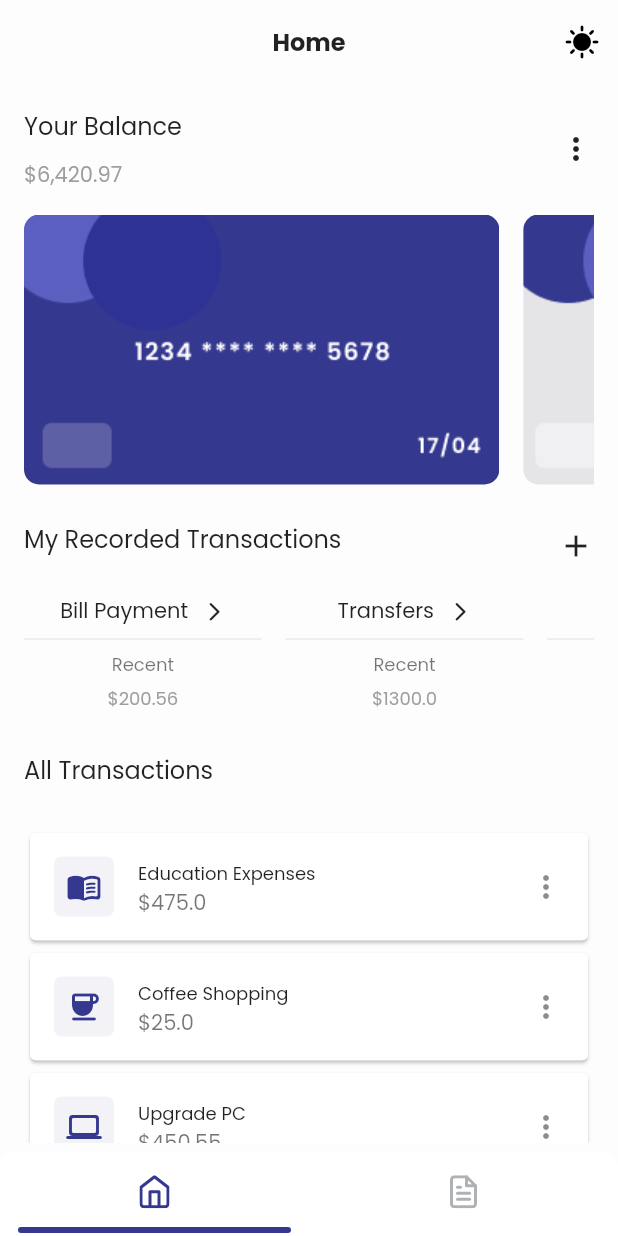
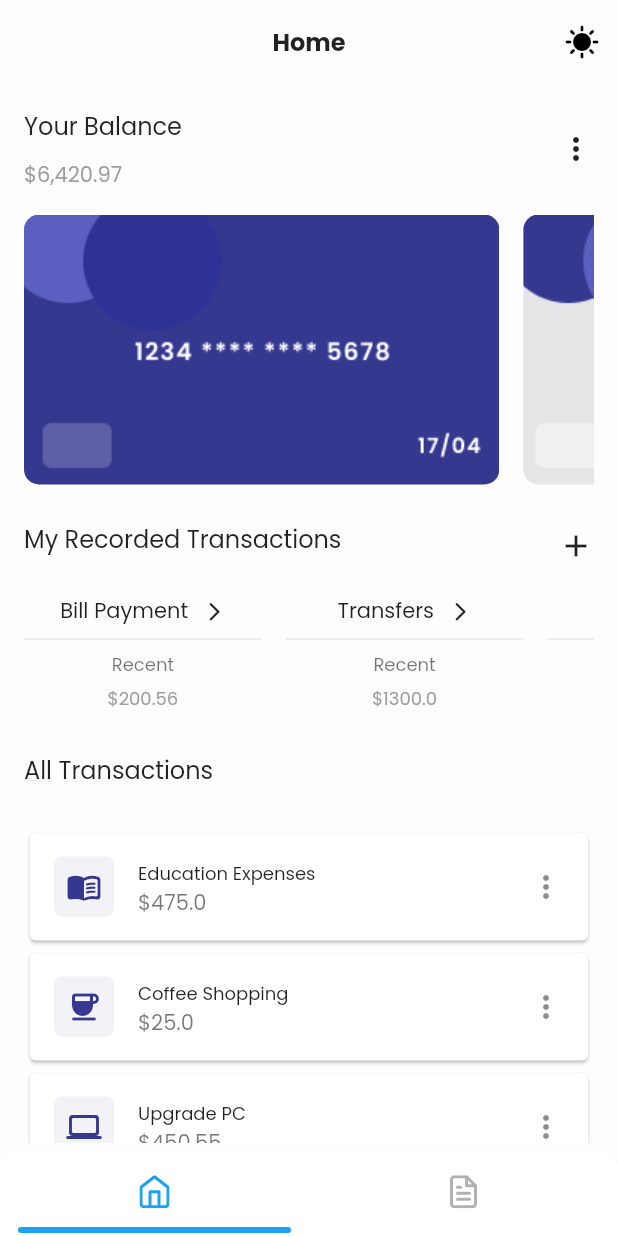
Before and after one commit to mkhoirulwafa18/expense-manager, a Flutter app: the screen it shows after launch, on a phone screen of 412 x 824 dp. Run offline on Flutter 3.47's test engine with Material 2 defaults, Android fonts, the phone set to English and light mode, and no system bars; drawn by our look-alikes of persistent_bottom_nav_bar; our stand-ins replace auto_route, flutter_riverpod, flutter_svg, shared_preferences; generated files the repository leaves out were written again.

Commit message:
change plain colors to use AppColors

```diff
--- a/lib/features/dashboard/presentation/screen/dashboard_page.dart
+++ b/lib/features/dashboard/presentation/screen/dashboard_page.dart
@@ -1,5 +1,6 @@
 import 'package:app_boilerplate/features/home/presentation/screen/home_page.dart';
 import 'package:app_boilerplate/features/statistic/presentation/screen/statistic_page.dart';
+import 'package:app_boilerplate/shared/theme/app_colors.dart';
 import 'package:auto_route/auto_route.dart';
 import 'package:flutter/material.dart';
 import 'package:flutter_svg/flutter_svg.dart';
@@ -31,20 +32,20 @@ class _DashboardPageState extends State<DashboardPage> {
           icon: SvgPicture.asset(
             'assets/home.svg',
             // ignore: deprecated_member_use
-            color: const Color(0xff35388F),
+            color: AppColors.primary,
           ),
           inactiveIcon: SvgPicture.asset('assets/home.svg'),
-          activeColorPrimary: const Color(0xff35388F),
+          activeColorPrimary: AppColors.primary,
           inactiveColorPrimary: Colors.grey,
         ),
         PersistentBottomNavBarItem(
           icon: SvgPicture.asset(
             'assets/statistic.svg',
             // ignore: deprecated_member_use
-            color: const Color(0xff35388F),
+            color: AppColors.primary,
           ),
           inactiveIcon: SvgPicture.asset('assets/statistic.svg'),
-          activeColorPrimary: const Color(0xff35388F),
+          activeColorPrimary: AppColors.primary,
           inactiveColorPrimary: Colors.grey,
         ),
       ];
```
